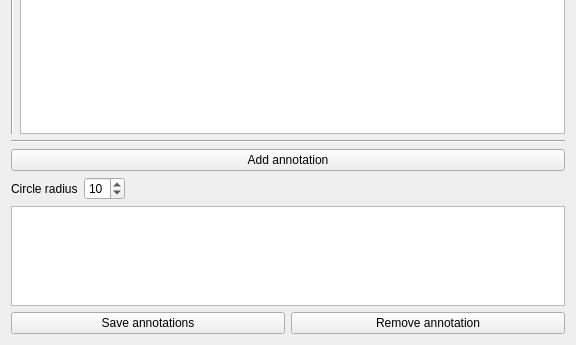
Old version of the form ui/ui_annotations.ui in the repository VCCRI/vpv; both pictures show x 0 to 576 and y 457 to 802 of the 576 by 802 pixel window.
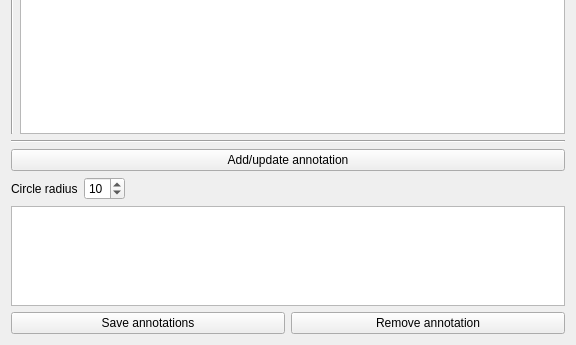
New version of the form.

Commit message: TreeView kind of working, but want to swith to TreeView

What changed in the file:
```diff
--- a/ui/ui_annotations.ui
+++ b/ui/ui_annotations.ui
@@ -206,7 +206,7 @@
      <item>
       <widget class="QPushButton" name="pushButtonAddAnnotation">
        <property name="text">
-        <string>Add annotation</string>
+        <string>Add/update annotation</string>
        </property>
       </widget>
      </item>
```
The commit also changes 2 other files.
